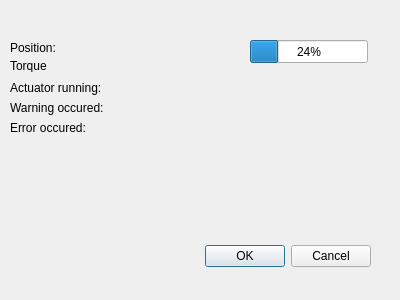
Qt form GUI/ActuatorResponseGUI/ActuatorResponseGUI.ui (my-memory-leaked/Modbus-Industrial-Diagnostic-Tool) before a commit.
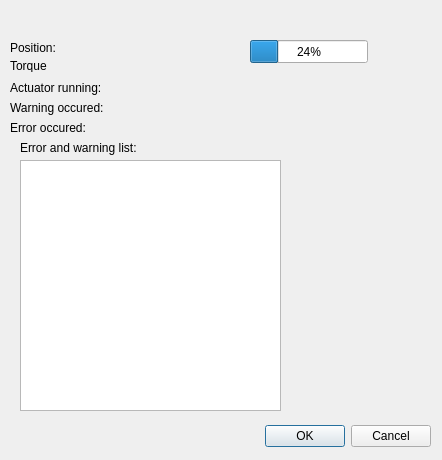
The same form after that commit.

Commit message: Devlopment actuator response test

```diff
--- a/GUI/ActuatorResponseGUI/ActuatorResponseGUI.ui
+++ b/GUI/ActuatorResponseGUI/ActuatorResponseGUI.ui
@@ -6,8 +6,8 @@
    <rect>
     <x>0</x>
     <y>0</y>
-    <width>400</width>
-    <height>300</height>
+    <width>442</width>
+    <height>460</height>
    </rect>
   </property>
   <property name="windowTitle">
@@ -16,8 +16,8 @@
   <widget class="QDialogButtonBox" name="buttonBox">
    <property name="geometry">
     <rect>
-     <x>30</x>
-     <y>240</y>
+     <x>90</x>
+     <y>420</y>
      <width>341</width>
      <height>32</height>
     </rect>
@@ -136,10 +136,10 @@
   <widget class="QLabel" name="WarningLabel">
    <property name="geometry">
     <rect>
-     <x>90</x>
+     <x>120</x>
      <y>100</y>
-     <width>37</width>
-     <height>12</height>
+     <width>91</width>
+     <height>16</height>
     </rect>
    </property>
    <property name="text">
@@ -149,9 +149,9 @@
   <widget class="QLabel" name="ErrorLabel">
    <property name="geometry">
     <rect>
-     <x>70</x>
+     <x>90</x>
      <y>120</y>
-     <width>21</width>
+     <width>81</width>
      <height>16</height>
     </rect>
    </property>
@@ -162,9 +162,9 @@
   <widget class="QLabel" name="ActuatorRunning">
    <property name="geometry">
     <rect>
-     <x>90</x>
+     <x>110</x>
      <y>80</y>
-     <width>21</width>
+     <width>101</width>
      <height>16</height>
     </rect>
    </property>
@@ -172,6 +172,29 @@
     <string/>
    </property>
   </widget>
+  <widget class="QListWidget" name="ErrorWarningList">
+   <property name="geometry">
+    <rect>
+     <x>20</x>
+     <y>160</y>
+     <width>261</width>
+     <height>251</height>
+    </rect>
+   </property>
+  </widget>
+  <widget class="QLabel" name="ErrorNWarningList">
+   <property name="geometry">
+    <rect>
+     <x>20</x>
+     <y>140</y>
+     <width>151</width>
+     <height>16</height>
+    </rect>
+   </property>
+   <property name="text">
+    <string>Error and warning list:</string>
+   </property>
+  </widget>
  </widget>
  <resources/>
  <connections>
```
The commit also changes 4 other files.
